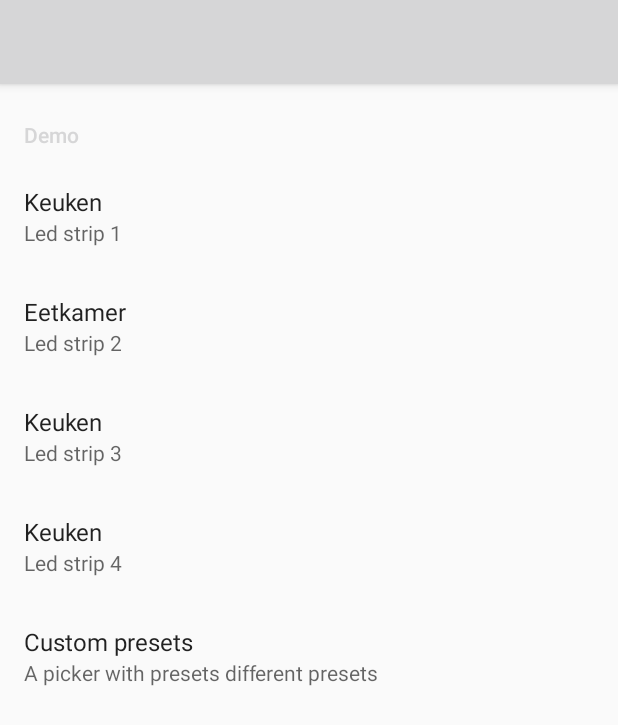
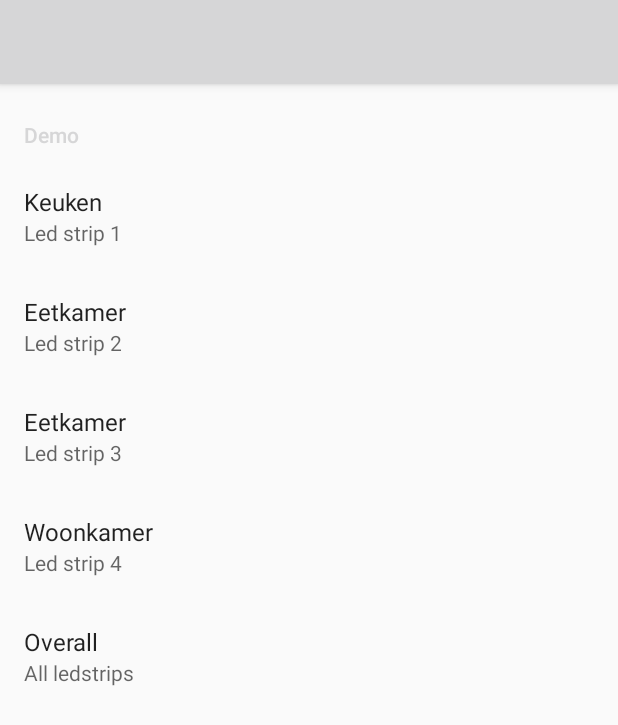
Before and after one commit to Silvanor42/LedStrips, an Android app: the screen it shows after launch (MainActivity), on a phone screen of 412 x 824 dp. Shown: the top 725 px of the screen. Run offline under Robolectric (Android 15) with nearby library versions, the phone set to English and light mode, and no system bars; our stand-ins replace androidx.preference; 3 statements that could not run were skipped.

Commit message:
New version

```diff
--- a/demo/src/main/res/xml/main.xml
+++ b/demo/src/main/res/xml/main.xml
@@ -29,7 +29,7 @@
                 android:defaultValue="0xFF3F51B5"
                 android:key="led3"
                 android:summary="Led strip 3"
-                android:title="Keuken"
+                android:title="Eetkamer"
                 app:iconSpaceReserved="false"
                 app:cpv_colorPresets="@array/demo_colors"
                 app:cpv_previewSize="large"/>
@@ -38,21 +38,19 @@
                 android:defaultValue="0xFF3F51B5"
                 android:key="led4"
                 android:summary="Led strip 4"
-                android:title="Keuken"
+                android:title="Woonkamer"
                 app:iconSpaceReserved="false"
                 app:cpv_colorPresets="@array/demo_colors"
                 app:cpv_previewSize="large"/>
 
         <com.jaredrummler.android.colorpicker.ColorPreferenceCompat
-                android:defaultValue="0xFFCDDC39"
-                android:key="my_presets"
-                android:summary="A picker with presets different presets"
-                android:title="Custom presets"
-                app:cpv_allowCustom="false"
+                android:defaultValue="0xFF3F51B5"
+                android:key="led5"
+                android:summary="All ledstrips"
+                android:title="Overall"
+                app:iconSpaceReserved="false"
                 app:cpv_colorPresets="@array/demo_colors"
-                app:cpv_previewSize="large"
-                app:cpv_showColorShades="false"
-                app:iconSpaceReserved="false"/>
+                app:cpv_previewSize="large"/>
 
     </PreferenceCategory>
 </PreferenceScreen>
```
